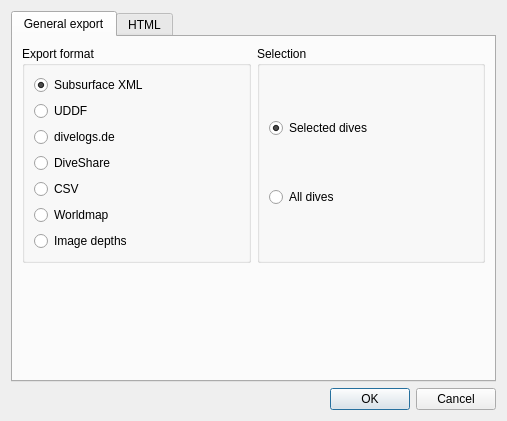
This is qt-ui/divelogexportdialog.ui in subsurface/subsurface as Qt 5 draws it before an edit. The edited form follows.
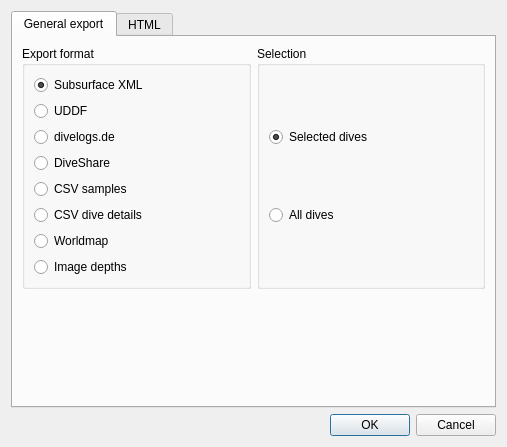
This is the edited form. Icons and pictures are not drawn.

Commit message:
Add second CSV export with dive details
This is intended to export all the details that someone might copy from a
paper logbook. We need a matching import template to make this simple.

This hasn't been well tested, I'm sure it will break when elements and
attributes are missing.

Diff of the .ui file:
```diff
--- a/qt-ui/divelogexportdialog.ui
+++ b/qt-ui/divelogexportdialog.ui
@@ -7,7 +7,7 @@
     <x>0</x>
     <y>0</y>
     <width>507</width>
-    <height>413</height>
+    <height>423</height>
    </rect>
   </property>
   <property name="windowTitle">
@@ -166,7 +166,17 @@
           <item>
            <widget class="QRadioButton" name="exportCSV">
             <property name="text">
-             <string>CSV</string>
+             <string>CSV samples</string>
+            </property>
+            <attribute name="buttonGroup">
+             <string notr="true">exportGroup</string>
+            </attribute>
+           </widget>
+          </item>
+          <item>
+           <widget class="QRadioButton" name="exportCSVDetails">
+            <property name="text">
+             <string>CSV dive details</string>
             </property>
             <attribute name="buttonGroup">
              <string notr="true">exportGroup</string>
```
Left out of the diff: 2 changed lines with no effect on the pictures. The commit also changes 4 other files.
